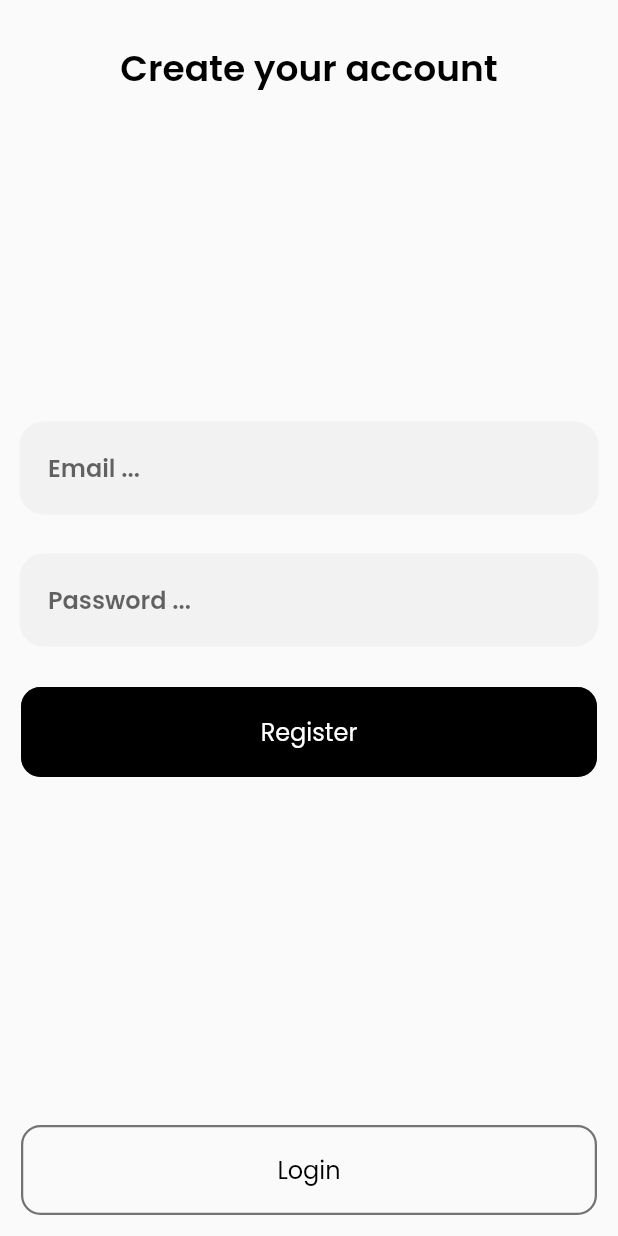
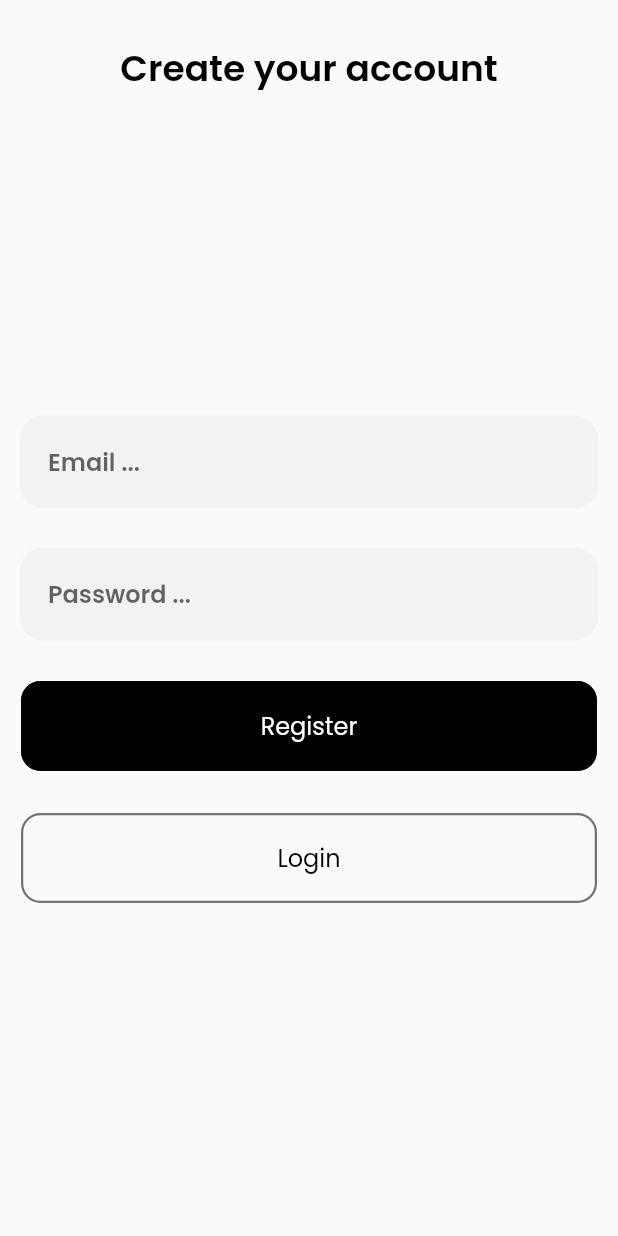
Before and after one commit to DestinyOgbonna/e_commerce, a Flutter app: the screen it shows after launch, after a tap on "Create New Account", on a phone screen of 412 x 824 dp. Run offline on Flutter 3.47's test engine with Material 2 defaults, Android fonts, the phone set to English and light mode, and no system bars; our stand-ins replace cloud_firestore, firebase_auth, firebase_core, google_fonts; accounts and stored records are empty.

Commit message:
Added Changes

```diff
--- a/lib/Screens/landingpage.dart
+++ b/lib/Screens/landingpage.dart
@@ -5,86 +5,77 @@ import 'package:firebase_core/firebase_core.dart';
 import 'package:flutter/material.dart';
 
 import 'login.dart';
+
 //=====================This page controls the  database nav========================
 // ignore: use_key_in_widget_constructors
 class LandPage extends StatelessWidget {
   final Future<FirebaseApp> _initialization = Firebase.initializeApp();
 
-
   @override
   Widget build(BuildContext context) {
-
     return FutureBuilder(
         future: _initialization,
-        builder: (context , snapshot)
-        {
-          if(snapshot.hasError){
+        builder: (context, snapshot) {
+          if (snapshot.hasError) {
             return Scaffold(
               body: Center(
                 child: Text('Error: ${snapshot.error}',
-                    style:Constant.regularHeading),
+                    style: Constant.regularHeading),
               ),
             );
           }
 
-          if(snapshot.connectionState == ConnectionState.done){
+          if (snapshot.connectionState == ConnectionState.done) {
             //============= Login Check Start =================
             // added a stream builder to check the login stage
             return StreamBuilder(
                 stream: FirebaseAuth.instance.authStateChanges(),
-                builder: (context, streamsnapshot){
-                  if(streamsnapshot.hasError){
+                builder: (context, streamsnapshot) {
+                  if (streamsnapshot.hasError) {
                     return Scaffold(
                       body: Center(
                         child: Text('Error: ${streamsnapshot.error}',
-                            style:Constant.regularHeading),
+                            style: Constant.regularHeading),
                       ),
                     );
                   }
-                  //if connection state is active- do a user login chech using the if statement
-                  if
-                  (streamsnapshot.connectionState == ConnectionState.active)
-                    {
+                  //if connection state is active- do a user login check using the if statement
+                  if (streamsnapshot.connectionState ==
+                      ConnectionState.active) {
                     //Get the user
-                  User _user = streamsnapshot.data;
-                  // if user is == null, user not logged in return to login page
-                  if(_user == null){
+                    User _user = streamsnapshot.data;
+                    // if user is == null, user not logged in return to login page
+                    if (_user == null) {
                       return Login();
+                    } else {
+                      //go to the home page
+                      return const Homepage();
+                    }
                   }
-                  else{
-                    //go to the home page
-                    return  Homepage();
-                  }
-                    }
                   //============= Login Check End =================
-
 
                   //checking the auth state
                   return Scaffold(
                     // ignore: avoid_unnecessary_containers
                     body: Container(
                       child: const Center(
-                        child: Text('Welcome ...',
-                            style:Constant.regularHeading),
+                        child:
+                            Text('Welcome ...', style: Constant.regularHeading),
                       ),
                     ),
                   );
-                }
-            );
+                });
           }
 
           return Scaffold(
             // ignore: avoid_unnecessary_containers
             body: Container(
               child: const Center(
-                child: Text('Initializing App..',
-                    style:Constant.regularHeading),
+                child:
+                    Text('Initializing App..', style: Constant.regularHeading),
               ),
             ),
           );
-        }
-
-
-    );
+        });
   }
 }
--- a/lib/Screens/login.dart
+++ b/lib/Screens/login.dart
@@ -12,43 +12,33 @@ class Login extends StatefulWidget {
 }
 
 class _LoginState extends State<Login> {
-
   String _loginEmail;
   String _loginPassword;
 
-
-  Future <String> _loginAccount() async{
-    try{
-      await FirebaseAuth.instance.signInWithEmailAndPassword
-        (email: _loginEmail, password: _loginPassword);
+  Future<String> _loginAccount() async {
+    try {
+      await FirebaseAuth.instance.signInWithEmailAndPassword(
+          email: _loginEmail, password: _loginPassword);
       return null;
-    }
-    on FirebaseAuthException catch (e)
-    {
-
-      if (e . code == 'Weak password')
-      {
-        return'the password provided is too weak';
-      }
-      else if (e.code == 'Email already in use')
-      {
-        return'the account is already in use';
+    } on FirebaseAuthException catch (e) {
+      if (e.code == 'Weak password') {
+        return 'the password provided is too weak';
+      } else if (e.code == 'Email already in use') {
+        return 'the account is already in use';
       }
       return e.message;
-    }
-
-    catch (e)
-    {
+    } catch (e) {
       return e.toString();
     }
   }
 
   FocusNode _passwordFocusNode;
+
   //==================initializing the password focus node ===============
   @override
   void initState() {
     _passwordFocusNode = FocusNode();
-    // TODO: implement initState
+
     super.initState();
   }
 
@@ -59,17 +49,15 @@ class _LoginState extends State<Login> {
     super.dispose();
   }
 
+  bool _loginFormLoading = false;
 
-  bool _loginFormLoading =false;
-
-  void _loginForm () async{
+  void _loginForm() async {
     setState(() {
       _loginFormLoading = true;
     });
 
     String _loginAccountFeedBack = await _loginAccount();
-     if(_loginAccountFeedBack != null)
-       {
+    if (_loginAccountFeedBack != null) {
       _alertDialogBuilder(_loginAccountFeedBack);
 
       setState(() {
@@ -79,7 +67,7 @@ class _LoginState extends State<Login> {
   }
 
   //=================== Building the Alert Dialog Start====================
-  Future<void> _alertDialogBuilder( String error) async {
+  Future<void> _alertDialogBuilder(String error) async {
     return showDialog(
         //==========prevents closing the error when tapping any part of the screen
         barrierDismissible: false,
@@ -90,9 +78,10 @@ class _LoginState extends State<Login> {
             // ignore: avoid_unnecessary_containers
             content: Container(
               // adding the String *error* value to the text
-              child:  Text(error),
+              child: Text(error),
             ),
             actions: [
+              // ignore: deprecated_member_use
               FlatButton(
                 onPressed: () {
                   Navigator.pop(context);
@@ -103,6 +92,7 @@ class _LoginState extends State<Login> {
           );
         });
   }
+
   //=================== Building the Alert Dialog End====================
 
   @override
@@ -110,7 +100,9 @@ class _LoginState extends State<Login> {
     return Scaffold(
       // safearea to give a padding from the top and bottom of device screen
       body: SafeArea(
-        child: Container(
+        child: SingleChildScrollView(
+          scrollDirection: Axis.vertical,
+          child: SizedBox(
             width: double.infinity,
             child: Column(
               mainAxisAlignment: MainAxisAlignment.spaceBetween,
@@ -123,36 +115,32 @@ class _LoginState extends State<Login> {
                     style: Constant.boldHeading,
                   ),
                 ),
+                const SizedBox(
+                  height: 200,
+                ),
                 //custom button created in the widget folder
                 Column(
                   children: [
                     CustomInput(
                         hintText: 'Email..',
-                    onChanged: (value){
+                        onChanged: (value) {
                           _loginEmail = value;
                         },
-
                         onSubmitted: (value) {
                           _passwordFocusNode.requestFocus();
                         },
-
-                  textInputAction: TextInputAction.next
-                  ),
-
+                        textInputAction: TextInputAction.next),
                     CustomInput(
-                    onChanged:(value){
+                      onChanged: (value) {
                         _loginPassword = value;
-                    } ,
+                      },
                       focusNode: _passwordFocusNode,
                       isPasswordField: true,
                       hintText: 'Password ..',
-
-                 onSubmitted: (value){
+                      onSubmitted: (value) {
                         _loginForm();
                       },
                     ),
-
-
                     CustomButton(
                       text: 'Login',
                       onPressed: () {
@@ -166,8 +154,10 @@ class _LoginState extends State<Login> {
                 //Create Account Button fix
                 CustomButton(
                   onPressed: () {
-                  Navigator.push(context,
-                      MaterialPageRoute(builder: (context) => Register()));
+                    Navigator.push(
+                        context,
+                        MaterialPageRoute(
+                            builder: (context) => const Register()));
                   },
                   text: 'Create New Account',
                   //setting the outline button to true. so to be transparent
@@ -177,6 +167,7 @@ class _LoginState extends State<Login> {
             ),
           ),
         ),
+      ),
     );
   }
 }
--- a/lib/Screens/register.dart
+++ b/lib/Screens/register.dart
@@ -5,13 +5,15 @@ import 'package:firebase_auth/firebase_auth.dart';
 import 'package:flutter/material.dart';
 
 class Register extends StatefulWidget {
+  const Register({Key key}) : super(key: key);
+
   @override
   _RegisterState createState() => _RegisterState();
 }
 
 class _RegisterState extends State<Register> {
   //================== Building the alert Dialog======
-  Future<void> _alertDialogBuilder( String error) async {
+  Future<void> _alertDialogBuilder(String error) async {
     return showDialog(
         //==========prevents closing the error when tapping any part of the screen
         barrierDismissible: false,
@@ -22,9 +24,10 @@ class _RegisterState extends State<Register> {
             // ignore: avoid_unnecessary_containers
             content: Container(
               // adding the String *error* value to the text
-              child:  Text(error),
+              child: Text(error),
             ),
             actions: [
+              // ignore: deprecated_member_use
               FlatButton(
                 onPressed: () {
                   Navigator.pop(context);
@@ -38,44 +41,33 @@ class _RegisterState extends State<Register> {
 
   //================== Creating new User Account.========
   Future<String> _createAccount() async {
-
-    try{
-      await FirebaseAuth.instance.createUserWithEmailAndPassword
-        (email: _registerEmail, password: _registerPassword);
+    try {
+      await FirebaseAuth.instance.createUserWithEmailAndPassword(
+          email: _registerEmail, password: _registerPassword);
       return null;
-    }
-    on FirebaseAuthException catch (e)
-    {
-
-      if (e . code == 'Weak password')
-      {
-        return'the password provided is too weak';
-      }
-      else if (e.code == 'Email already in use')
-      {
-        return'the account is already in use';
+    } on FirebaseAuthException catch (e) {
+      if (e.code == 'Weak password') {
+        return 'the password provided is too weak';
+      } else if (e.code == 'Email already in use') {
+        return 'the account is already in use';
       }
       return e.message;
-      }
-
-      catch (e)
-    {
+    } catch (e) {
       return e.toString();
     }
   }
 
-    //=====================  Submit Form ================
+  //=============N========  Submit Form ================
 
-  void _submitForm() async{
+  void _submitForm() async {
     //==== setting the loading state
     setState(() {
       //================  displaying the circularProgressBar ================
       _registerFormLoading = true;
     });
     //create account feedback was created to provide error feedBacks
-    String _createAccountFeedBack = await  _createAccount();
-    if( _createAccountFeedBack != null)
-    {
+    String _createAccountFeedBack = await _createAccount();
+    if (_createAccountFeedBack != null) {
       _alertDialogBuilder(_createAccountFeedBack);
       //===============Closing the CircularProgressBar=========
       setState(() {
@@ -83,12 +75,13 @@ class _RegisterState extends State<Register> {
       });
     }
   }
+
   // implementing the circular loader.
   bool _registerFormLoading = false;
 
   // Creating Texts input fields to accept the values
   String _registerEmail = '';
-  String  _registerPassword = '';
+  String _registerPassword = '';
 
   //===============Creating a FocusNode for the Input Fields Start==========
   FocusNode _passwordFocusNode;
@@ -97,7 +90,7 @@ class _RegisterState extends State<Register> {
   @override
   void initState() {
     _passwordFocusNode = FocusNode();
-    // TODO: implement initState
+
     super.initState();
   }
 
@@ -117,7 +110,9 @@ class _RegisterState extends State<Register> {
       //=============top and bottom of device screen======
       body: SafeArea(
         // ignore: sized_box_for_whitespace
-        child: Container(
+        child: SingleChildScrollView(
+          scrollDirection: Axis.vertical,
+          child: SizedBox(
             width: double.infinity,
             child: Column(
               mainAxisAlignment: MainAxisAlignment.spaceBetween,
@@ -131,6 +126,10 @@ class _RegisterState extends State<Register> {
                   ),
                 ),
                 //===========custom button created in the widget folder========
+
+                const SizedBox(
+                  height: 200,
+                ),
                 Column(
                   children: [
                     //==================Email Text Field=============
@@ -160,7 +159,7 @@ class _RegisterState extends State<Register> {
                       isPasswordField: true,
                       hintText: 'Password ...',
                       //======== THis Submits the form ======================
-                    onSubmitted:(value) {
+                      onSubmitted: (value) {
                         _submitForm();
                       },
                     ),
@@ -170,6 +169,8 @@ class _RegisterState extends State<Register> {
                       text: 'Register',
                       onPressed: () {
                         _submitForm();
+                        // Navigator.pushReplacement(context,
+                        //     MaterialPageRoute(builder: (context) => Login()));
                       },
                       //Displaying the circular progress bar
                       isLoading: _registerFormLoading,
@@ -190,6 +191,7 @@ class _RegisterState extends State<Register> {
             ),
           ),
         ),
+      ),
     );
   }
 }
--- a/lib/main.dart
+++ b/lib/main.dart
@@ -1,26 +1,25 @@
-import 'package:firebase_core/firebase_core.dart';
 import 'package:flutter/material.dart';
 import 'package:google_fonts/google_fonts.dart';
 
 import 'Screens/landingpage.dart';
 
 void main() {
-  runApp( ECommerce());
+  runApp(ECommerce());
 }
 
 // ignore: use_key_in_widget_constructors
 class ECommerce extends StatelessWidget {
-
   @override
   Widget build(BuildContext context) {
-    return   MaterialApp(
+    return MaterialApp(
       debugShowCheckedModeBanner: false,
       //assigning a custom text to the whole application
       theme: ThemeData(
         textTheme: GoogleFonts.poppinsTextTheme(
           Theme.of(context).textTheme,
         ),
-        accentColor:const Color(0xffff1e00),
+        colorScheme: ColorScheme.fromSwatch()
+            .copyWith(secondary: const Color(0xffff1e00)),
       ),
       home: LandPage(),
     );
--- a/lib/widgets/custom_input.dart
+++ b/lib/widgets/custom_input.dart
@@ -19,6 +19,7 @@ class CustomInput extends StatelessWidget {
   //====== to obscure the password text
   final bool isPasswordField;
 
+  // ignore: use_key_in_widget_constructors
   const CustomInput(
       {this.hintText,
       this.onChanged,
```
Also changed, not shown: lib/Screens/cart_page.dart (+34 -30 lines), lib/Screens/homepage.dart (+16 -22 lines), lib/Screens/product_page.dart (+11 -9 lines), lib/product_card/product_card.dart (+31 -22 lines), lib/services/FirebaseAuth_Services/firebase_services.dart (+7 -8 lines), lib/tabs/homepage_tab.dart (+12 -20 lines), lib/tabs/saved_tab.dart (+29 -25 lines), lib/tabs/search_tab.dart (+24 -28 lines), lib/widgets/custom_action_bar.dart (+9 -14 lines), lib/widgets/custombutton.dart (+9 -13 lines), lib/widgets/image_swipe.dart (+14 -19 lines), lib/widgets/product_size.dart (+19 -14 lines), pubspec.lock, 1 other file. Lines whose indentation alone changed are shown as unchanged.
